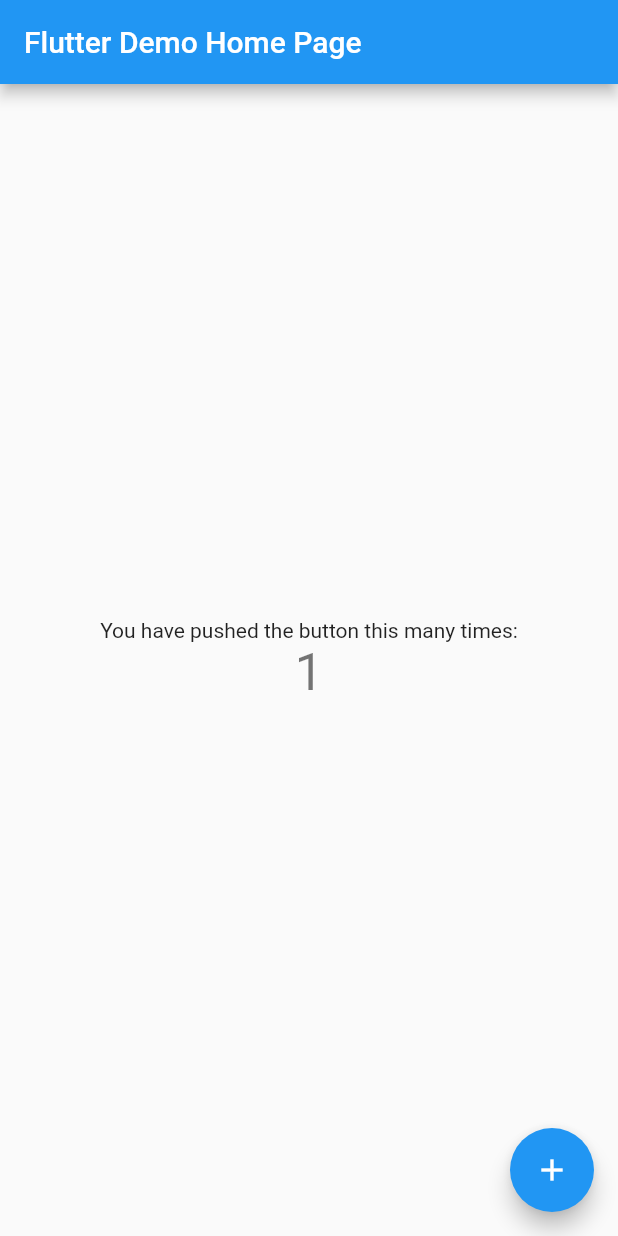
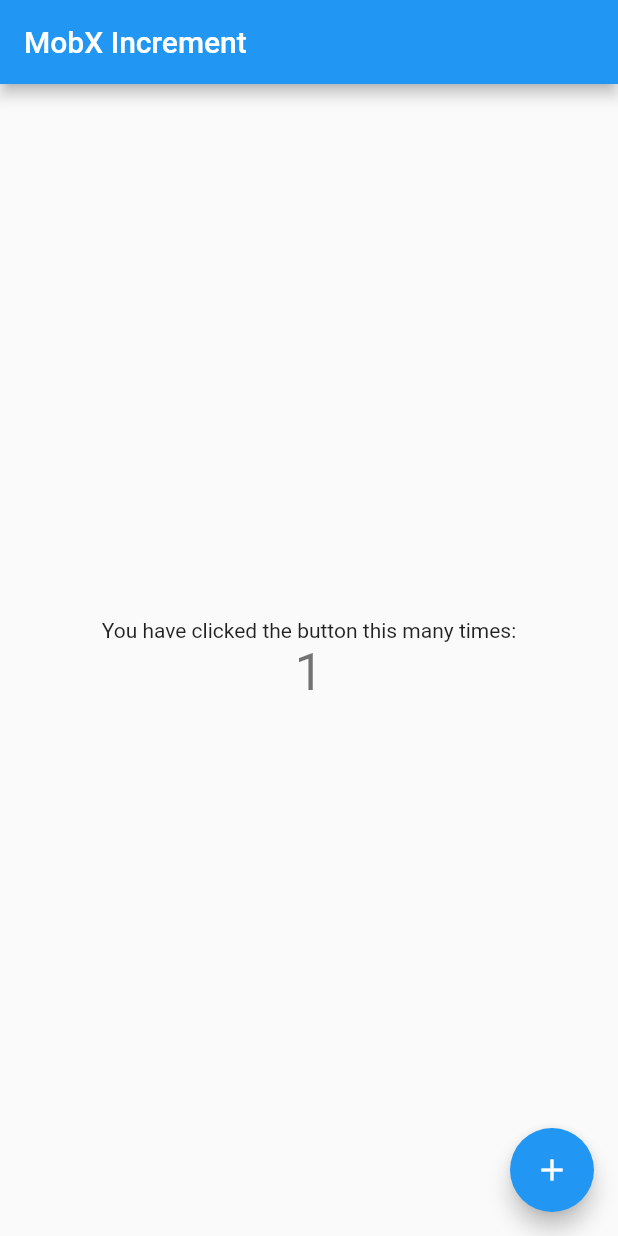
Before and after one commit to pranaypatel512/mobx_increment, a Flutter app: the screen it shows after launch, after a tap on the "add" icon, on a phone screen of 412 x 824 dp. Run offline on Flutter 3.47's test engine with Material 2 defaults, Android fonts, the phone set to English and light mode, and no system bars; our stand-ins replace flutter_mobx, mobx; generated files the repository leaves out were written again.

Commit message:
:tada: completed counter example with mobx

```diff
--- /dev/null
+++ b/lib/counter.dart
@@ -0,0 +1,16 @@
+import 'package:mobx/mobx.dart';
+
+part 'counter.g.dart';
+
+class Counter = _Counter with _$Counter;
+
+abstract class _Counter with Store
+{
+  @observable
+  int value=0;
+
+  @action
+  void increment(){
+    value++;
+  }
+}
--- a/lib/main.dart
+++ b/lib/main.dart
@@ -1,5 +1,9 @@
 import 'package:flutter/material.dart';
+import 'package:flutter_mobx/flutter_mobx.dart';
 
+import 'counter.dart';
+
+final counter = Counter();
 void main() {
   runApp(const MyApp());
 }
@@ -24,92 +28,45 @@ class MyApp extends StatelessWidget {
         // is not restarted.
         primarySwatch: Colors.blue,
       ),
-      home: const MyHomePage(title: 'Flutter Demo Home Page'),
+      home: const MyHomePage(),
     );
   }
 }
 
-class MyHomePage extends StatefulWidget {
-  const MyHomePage({Key? key, required this.title}) : super(key: key);
-
-  // This widget is the home page of your application. It is stateful, meaning
-  // that it has a State object (defined below) that contains fields that affect
-  // how it looks.
-
-  // This class is the configuration for the state. It holds the values (in this
-  // case the title) provided by the parent (in this case the App widget) and
-  // used by the build method of the State. Fields in a Widget subclass are
-  // always marked "final".
-
-  final String title;
-
-  @override
-  State<MyHomePage> createState() => _MyHomePageState();
-}
-
-class _MyHomePageState extends State<MyHomePage> {
-  int _counter = 0;
-
-  void _incrementCounter() {
-    setState(() {
-      // This call to setState tells the Flutter framework that something has
-      // changed in this State, which causes it to rerun the build method below
-      // so that the display can reflect the updated values. If we changed
-      // _counter without calling setState(), then the build method would not be
-      // called again, and so nothing would appear to happen.
-      _counter++;
-    });
-  }
+class MyHomePage extends StatelessWidget {
+  const MyHomePage();
 
   @override
   Widget build(BuildContext context) {
-    // This method is rerun every time setState is called, for instance as done
-    // by the _incrementCounter method above.
-    //
-    // The Flutter framework has been optimized to make rerunning build methods
-    // fast, so that you can just rebuild anything that needs updating rather
-    // than having to individually change instances of widgets.
     return Scaffold(
       appBar: AppBar(
         // Here we take the value from the MyHomePage object that was created by
         // the App.build method, and use it to set our appbar title.
-        title: Text(widget.title),
+        title: const Text("MobX Increment"),
       ),
       body: Center(
-        // Center is a layout widget. It takes a single child and positions it
-        // in the middle of the parent.
         child: Column(
-          // Column is also a layout widget. It takes a list of children and
-          // arranges them vertically. By default, it sizes itself to fit its
-          // children horizontally, and tries to be as tall as its parent.
-          //
-          // Invoke "debug painting" (press "p" in the console, choose the
-          // "Toggle Debug Paint" action from the Flutter Inspector in Android
-          // Studio, or the "Toggle Debug Paint" command in Visual Studio Code)
-          // to see the wireframe for each widget.
-          //
-          // Column has various properties to control how it sizes itself and
-          // how it positions its children. Here we use mainAxisAlignment to
-          // center the children vertically; the main axis here is the vertical
-          // axis because Columns are vertical (the cross axis would be
-          // horizontal).
           mainAxisAlignment: MainAxisAlignment.center,
           children: <Widget>[
             const Text(
-              'You have pushed the button this many times:',
+              'You have clicked the button this many times:',
             ),
-            Text(
-              '$_counter',
-              style: Theme.of(context).textTheme.headline4,
+            Observer(
+              builder: (_) => Text(
+                '${counter.value}',
+                style: Theme.of(context).textTheme.headline4,
+              ),
             ),
           ],
         ),
       ),
       floatingActionButton: FloatingActionButton(
-        onPressed: _incrementCounter,
+        onPressed: counter.increment,
         tooltip: 'Increment',
         child: const Icon(Icons.add),
       ), // This trailing comma makes auto-formatting nicer for build methods.
     );
   }
+
+
 }
--- a/pubspec.yaml
+++ b/pubspec.yaml
@@ -29,7 +29,8 @@ environment:
 dependencies:
   flutter:
     sdk: flutter
-
+  mobx: ^2.0.7+2
+  flutter_mobx: ^2.0.6+1
 
   # The following adds the Cupertino Icons font to your application.
   # Use with the CupertinoIcons class for iOS style icons.
@@ -38,7 +39,8 @@ dependencies:
 dev_dependencies:
   flutter_test:
     sdk: flutter
-
+  build_runner: ^2.1.11
+  mobx_codegen: ^2.0.7
   # The "flutter_lints" package below contains a set of recommended lints to
   # encourage good coding practices. The lint set provided by the package is
   # activated in the `analysis_options.yaml` file located at the root of your
```
Also changed, not shown: pubspec.lock.
